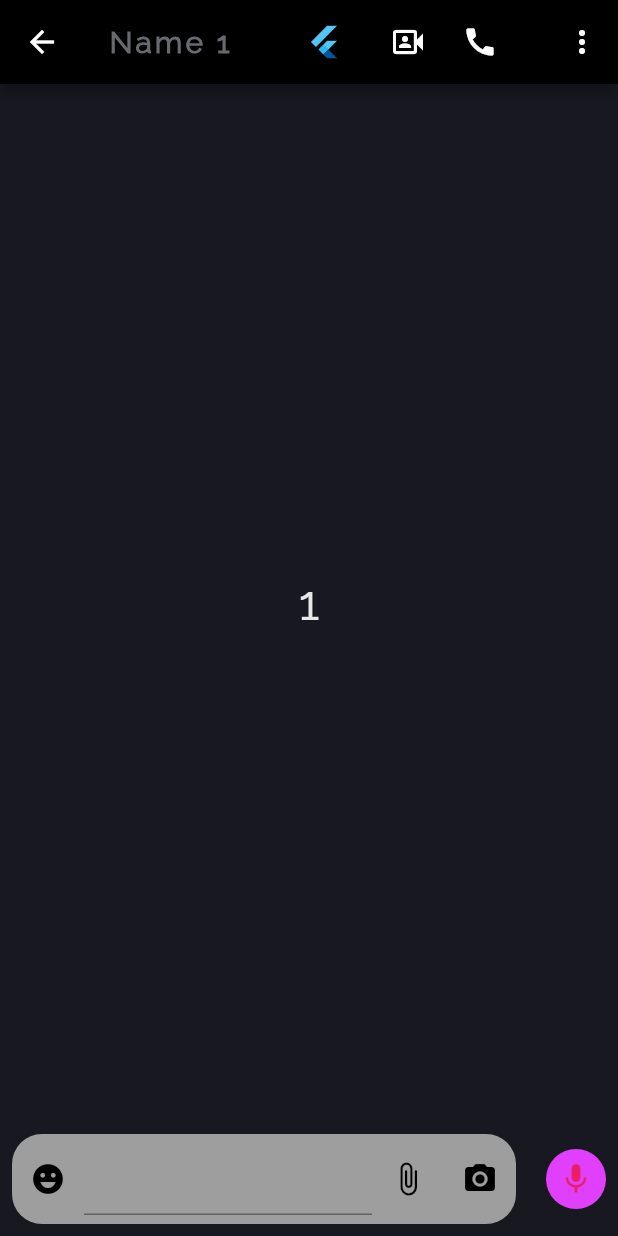
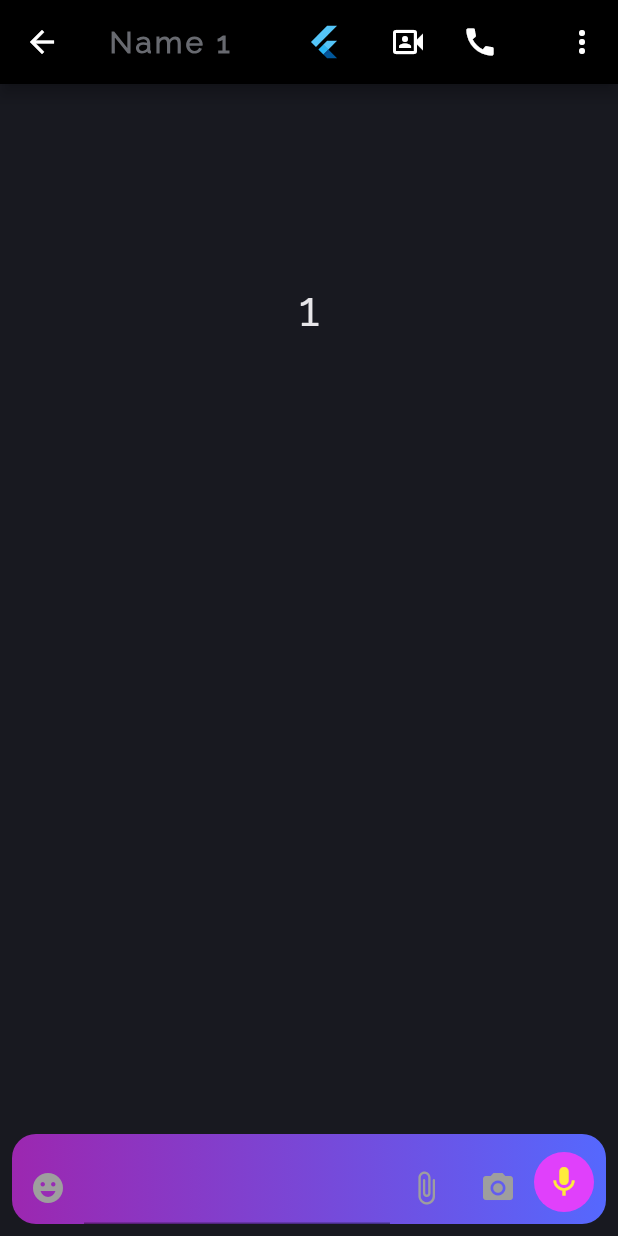
Before and after one commit to adem-ercan/cheetah, a Flutter app: the screen it shows once a user with an empty profile is signed in, after a tap on "Adem ERCAN", on a phone screen of 412 x 824 dp. Run offline on Flutter 3.47's test engine with Material 2 defaults, Android fonts, the phone set to English and light mode, and no system bars; our stand-ins replace cloud_firestore, firebase_auth, firebase_core, get, get_it, shared_preferences; accounts and stored records are empty.

Commit message:
07.05.2022 01:14

```diff
--- a/lib/modules/controllers/component_state.dart
+++ b/lib/modules/controllers/component_state.dart
@@ -1,12 +1,56 @@
 import 'package:flutter/material.dart';
-
+import 'package:get/get.dart';
 
 class ComponentState extends ChangeNotifier {
-
-
-
   bool obscureText = true;
   Color? obscureIconColor = const Color(0xff181920);
+  Color chatConsoleIconColor = Colors.grey;
+  CrossAxisAlignment _crossAxisAlignmentChatConsole = CrossAxisAlignment.end;
+  final consoleFormKey = GlobalKey<FormState>();
+
+  bool _isConsoleExtand = false;
+
+  bool get isConsoleExtand => _isConsoleExtand;
+
+  set isConsoleExtand(bool value) {
+    _isConsoleExtand = value;
+    notifyListeners();
+  }
+
+  TextEditingController textEditingController = TextEditingController();
+  double _chatConsoleHeight = 60;
+
+  set chatConsoleHeight(double value) {
+    _chatConsoleHeight = value;
+    notifyListeners();
+  }
+
+  double get chatConsoleHeight => _chatConsoleHeight;
+
+  set crossAxisAlignmentChatConsole(CrossAxisAlignment value) {
+    _crossAxisAlignmentChatConsole = value;
+    notifyListeners();
+  }
+
+  CrossAxisAlignment get crossAxisAlignmentChatConsole =>
+      _crossAxisAlignmentChatConsole;
+
+  void increaseConsoleHeight() {
+    double currentHeight = consoleFormKey.currentContext!.size!.height;
+    debugPrint(currentHeight.toString());
+    if (_chatConsoleHeight < 200) {
+      if (currentHeight > 59) {
+        chatConsoleHeight = consoleFormKey.currentContext!.size!.height + 10;
+        isConsoleExtand = true;
+        //crossAxisAlignmentChatConsole = CrossAxisAlignment.end;
+      } else {
+        chatConsoleHeight = 60;
+        isConsoleExtand = false;
+        // crossAxisAlignmentChatConsole = CrossAxisAlignment.center;
+      }
+      //if(currentHeight)
+    }
+  }
 
   void obscureToggle() {
     if (obscureText) {
@@ -19,5 +63,4 @@ class ComponentState extends ChangeNotifier {
       notifyListeners();
     }
   }
-
 }
--- a/lib/view/components/mainscreen/body/chat_page/chat_console.dart
+++ b/lib/view/components/mainscreen/body/chat_page/chat_console.dart
@@ -1,47 +1,98 @@
-import 'package:cheetah/view/components/register_text_form_field.dart';
+import 'package:cheetah/modules/controllers/component_state.dart';
 import 'package:flutter/material.dart';
+import 'package:provider/provider.dart';
+
+class ChatConsole extends StatelessWidget {
+  ChatConsole({Key? key}) : super(key: key);
 
 
-class ChatConsole extends StatelessWidget {
-  const ChatConsole({Key? key}) : super(key: key);
+  FocusNode focusNode = FocusNode();
 
   @override
   Widget build(BuildContext context) {
+    ComponentState _componentState =
+        Provider.of<ComponentState>(context, listen: true);
     return Padding(
       padding: const EdgeInsets.all(8.0),
-      child: Row(
-
-        children: [
-
-          Expanded(
-            child: Container(
-              height: 60,
-              decoration: BoxDecoration(
-                borderRadius: BorderRadius.all(Radius.circular(20)),
-                color: Colors.grey
+      child: Container(
+        height: _componentState.chatConsoleHeight,
+        decoration: const BoxDecoration(
+          borderRadius: BorderRadius.all(Radius.circular(16)),
+          // color: Colors.grey,
+          gradient: LinearGradient(
+              begin: Alignment.centerLeft,
+              end: Alignment.centerRight,
+              colors: [Colors.purple, Color(0xff5568FE)]),
+        ),
+        child:   Row(
+          crossAxisAlignment: _componentState.crossAxisAlignmentChatConsole,
+          children: [
+            IconButton(
+                onPressed: () {},
+                icon: Icon(
+                  Icons.emoji_emotions,
+                  color: _componentState.chatConsoleIconColor,
+                )),
+            Expanded(
+                child: RawKeyboardListener(
+              focusNode: focusNode,
+              onKey: (event) {
+                if (event.logicalKey.keyLabel == "Enter" ||
+                    focusNode.size.width ==
+                        _componentState.consoleFormKey.currentContext!.size!.width) {
+                  debugPrint("oldu gibi ya!" +
+                      _componentState.consoleFormKey.currentContext!.size!.longestSide.toString());
+                }
+              },
+              child: Form(
+                key: _componentState.consoleFormKey,
+                child:TextFormField(
+                    controller: _componentState.textEditingController,
+                    //selectionHeightStyle: BoxHeightStyle.includeLineSpacingMiddle,
+                    style: const  TextStyle(color: Colors.white, fontSize: 20),
+                    decoration: const InputDecoration(
+                        // isDense: true,
+                        //isCollapsed: true
+                        ),
+                    maxLines: 7,
+                    minLines: 1,
+                    //expands: true,
+                    keyboardType: TextInputType.multiline,
+                    textInputAction: TextInputAction.newline,
+                    onChanged: (e) {
+                      _componentState.increaseConsoleHeight();
+                  },
+                )
               ),
-              child: Row(
-                children: [
-
-                 IconButton(onPressed: (){}, icon: Icon(Icons.emoji_emotions, color: Colors.black,)),
-                 Expanded(child: TextFormField()),
-                IconButton(onPressed: (){}, icon: Icon(Icons.attach_file_rounded, color: Colors.black,)),
-                IconButton(onPressed: (){}, icon: Icon(Icons.photo_camera, color: Colors.black,)),
-                ],
-              ),
+            )
             ),
-          ),
-          SizedBox(width: 20,),
-          CircleAvatar(
-            backgroundColor: Colors.purpleAccent,
-            child: IconButton(
-              onPressed: (){},
-              icon: Icon(Icons.mic),
-              color: Colors.pink,
-              highlightColor: Colors.green,
-              splashColor: Colors.red,)),
-
-        ],
+            IconButton(
+                onPressed: () {},
+                icon: Icon(
+                  Icons.attach_file_rounded,
+                  color: _componentState.chatConsoleIconColor,
+                )),
+            IconButton(
+                onPressed: () {},
+                icon: Icon(
+                  Icons.photo_camera,
+                  color: _componentState.chatConsoleIconColor,
+                )),
+            Padding(
+              padding: const EdgeInsets.only(bottom: 8.0, right: 8.0), //_componentState.isConsoleExtand ? EdgeInsets.only(bottom: 8.0, right: 8.0) : EdgeInsets.only(bottom: 0, right: 8.0),
+              child: CircleAvatar(
+                  backgroundColor: Colors.purpleAccent,
+                  child: IconButton(
+                    autofocus: true,
+                    onPressed: () {},
+                    icon: Icon(Icons.mic),
+                    color: Colors.yellow,
+                    highlightColor: Colors.green,
+                    splashColor: Colors.red,
+                  )),
+            ),
+          ],
+        ),
       ),
     );
   }
--- a/lib/view/components/mainscreen/body/chat_tab/chat_list_card.dart
+++ b/lib/view/components/mainscreen/body/chat_tab/chat_list_card.dart
@@ -15,15 +15,15 @@ class ChatListCard extends StatelessWidget {
         height: 80.0,
         child: Row(
           children: [
-            SizedBox(
-              width: 5,
+            const SizedBox(
+              width: 10,
             ),
             CircleAvatar(
               backgroundColor:
                   index % 2 == 0 ? Colors.deepOrange : Colors.brown,
               child: profilePhoto ?? const FlutterLogo(),
             ),
-            SizedBox(
+            const SizedBox(
               width: 15,
             ),
             Column(
@@ -32,8 +32,8 @@ class ChatListCard extends StatelessWidget {
               children: [
                 Row(
                   children: [
-                    Text("Adem ERCAN"),
-                    SizedBox(
+                    const Text("Adem ERCAN"),
+                   const SizedBox(
                       width: 150,
                     ),
                     Container(
--- a/lib/view/screens/chat_page_screen.dart
+++ b/lib/view/screens/chat_page_screen.dart
@@ -1,6 +1,5 @@
 import 'package:cheetah/view/components/mainscreen/body/appbars/chat_page_app_bar.dart';
 import 'package:cheetah/view/components/mainscreen/body/chat_page/chat_console.dart';
-import 'package:cheetah/view/components/register_text_form_field.dart';
 import 'package:flutter/material.dart';
 
 class ChatPage extends StatelessWidget {
@@ -14,25 +13,36 @@ class ChatPage extends StatelessWidget {
       appBar: ChatPageAppBar(
         index: index,
         actionsWidget: [],
+      ),
+      body: Column(children: [
+        Flexible(
+          fit: FlexFit.tight,
+          child: RefreshIndicator(
+            child: ListView(
+              children: [
+                Container(
+                  height: 300,
+                  child: Center(
+                    child: Text(
+                      (index + 1).toString(),
+                      style: const TextStyle(fontSize: 32),
+                    ),
+                  ),
+                ),
 
-      ),
-      body: Column(
-        children: [
-
-          Expanded(
-            child: Container(
-                  child: Center(child: Text((index+1).toString(), style: const TextStyle(fontSize:32),),),
-                ),
+              ],
+            ),
+            onRefresh: () async {
+              debugPrint("On refresh çalıştı");
+              await Future.delayed(const Duration(seconds: 2));
+            },
           ),
-          ChatConsole()
-
-      ]
-      ),
-
+        ),
+        ChatConsole()
+      ]),
     );
   }
 }
-
 
 class ChatPageBody extends StatelessWidget {
   const ChatPageBody({Key? key}) : super(key: key);
--- a/notes.txt
+++ b/notes.txt
@@ -18,7 +18,9 @@ Light Palette:
 
 
 
-=> Tema controlü GetX paketi ile yapılabilir.
-=> userChange'i dinleyen stream builder farklı context lerde gezinince çalışmıyor bu ayarlanacak. (KISMEN ÇÖZÜLDÜ. TEKRAR TEST EDİLECEK.)
+=> Tema controlü GetX paketi ile yapılabilir. (İPTAL)
+=> userChange'i dinleyen stream builder farklı context lerde gezinince çalışmıyor bu ayarlanacak. (ÇÖZÜLDÜ. AMA FARKLI SENARYOLAR İLE TEKRAR TEST EDİLECEK.)
 => SnackBar kullanımı daha modüler bir yapıya geliştirilecek.
 => Hata modeli oluşturulup tüm hatalar bu model üzerinden kontrol edilecek.
+=> Uygulama ilk açılışta IntroPage'te "Let's get started" butonuna basıldığında runtime bir hata oluşuyor. Buna tekrar bir bakalım.
+=> Responsive opsiyon kodlanacak
```
Also changed, not shown: 1 other file.
